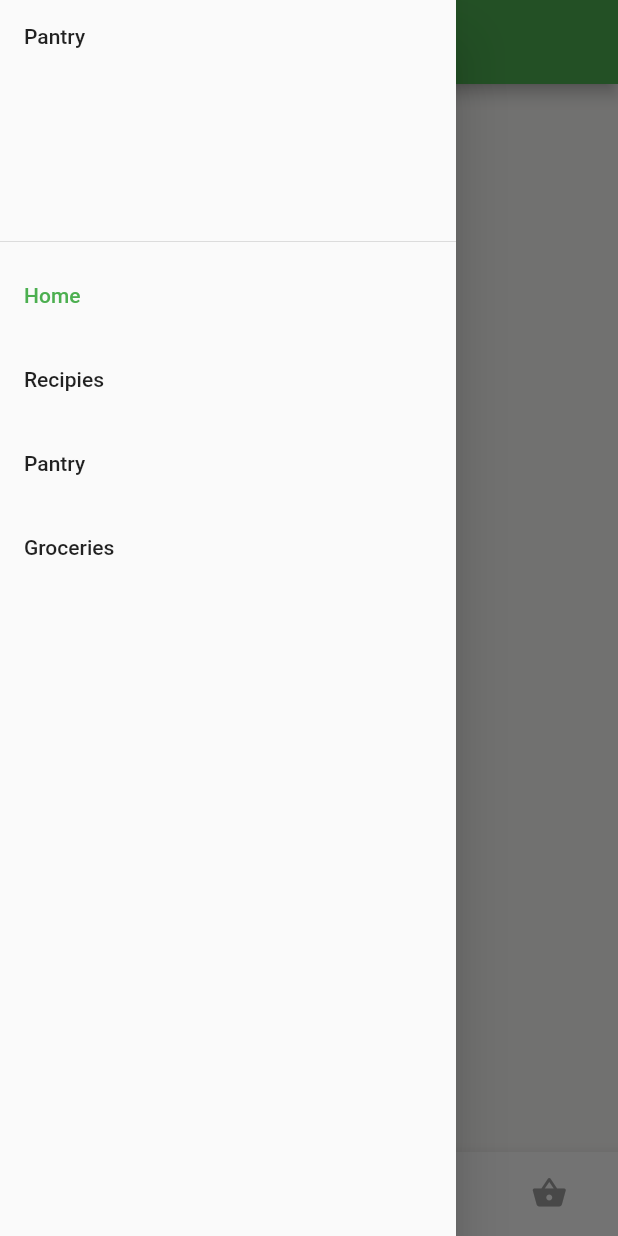
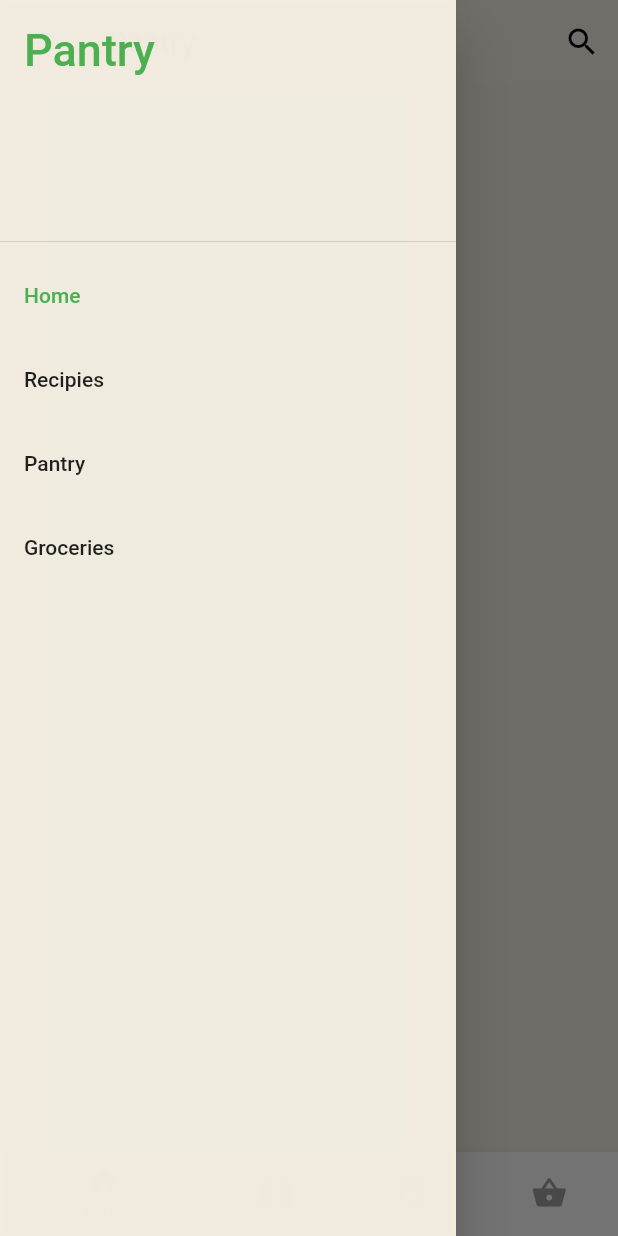
Before and after one commit to QuinAiton/Pantry, a Flutter app: the screen it shows after launch, with the side drawer open, on a phone screen of 412 x 824 dp. Run offline on Flutter 3.47's test engine with Material 2 defaults, Android fonts, the phone set to English and light mode, and no system bars.

Commit message:
Adds colors and base styling

```diff
--- a/lib/main.dart
+++ b/lib/main.dart
@@ -4,14 +4,18 @@ void main() => runApp(const MyApp());
 
 class MyApp extends StatelessWidget {
   const MyApp({super.key});
-  // This widget is the root of your application.
   @override
   Widget build(BuildContext context) {
+    var creamColor = Color.fromARGB(248, 245, 239, 227);
     return MaterialApp(
       title: 'Pantry App',
       theme: ThemeData(
-          scaffoldBackgroundColor: Color(0xF8F7F6F4),
-          primarySwatch: Colors.green
+        scaffoldBackgroundColor: creamColor,
+        primarySwatch: Colors.green,
+        appBarTheme: AppBarTheme(
+          iconTheme: IconThemeData(color: Colors.black),
+          foregroundColor: Colors.black, //<-- SEE HERE
+        ),
       ),
       home: const MyHomePage(title: 'Pantry'),
     );
@@ -27,60 +31,51 @@ class MyHomePage extends StatefulWidget {
 
 class _MyHomePageState extends State<MyHomePage> {
   int _selectedIndex = 0;
-
   void _onItemTapped(int index) {
     setState(() {
       _selectedIndex = index;
     });
   }
-
   @override
   Widget build(BuildContext context) {
     var listView = ListView(
       children: [
-        DrawerHeader(
+        const DrawerHeader(
             child: Text(
           'Pantry',
+          style: TextStyle(color: Colors.green, fontSize: 30),
         )),
         ListTile(
             title: const Text('Home'),
             selected: _selectedIndex == 0,
             onTap: () {
-              // Update the state of the app
               _onItemTapped(0);
-              // Then close the drawer
               Navigator.pop(context);
             }),
         ListTile(
             title: const Text('Recipies'),
             selected: _selectedIndex == 1,
             onTap: () {
-              // Update the state of the app
               _onItemTapped(1);
-              // Then close the drawer
               Navigator.pop(context);
             }),
         ListTile(
             title: const Text('Pantry'),
             selected: _selectedIndex == 2,
             onTap: () {
-              // Update the state of the app
               _onItemTapped(2);
-              // Then close the drawer
               Navigator.pop(context);
             }),
         ListTile(
             title: const Text('Groceries'),
             selected: _selectedIndex == 3,
             onTap: () {
-              // Update the state of the app
               _onItemTapped(3);
-              // Then close the drawer
               Navigator.pop(context);
             })
       ],
     );
-    var bottomNavigationBar2 = BottomNavigationBar(
+    var bottomNavigationBarView = BottomNavigationBar(
       items: const <BottomNavigationBarItem>[
         BottomNavigationBarItem(
           icon: Icon(Icons.home),
@@ -100,20 +95,34 @@ class _MyHomePageState extends State<MyHomePage> {
         ),
       ],
       currentIndex: _selectedIndex,
-      selectedItemColor: Colors.green,
+      selectedItemColor: Colors.red[500],
       unselectedItemColor: Colors.grey,
       onTap: _onItemTapped,
     );
+    var creamColor = Color.fromARGB(248, 245, 239, 227);
     return Scaffold(
       appBar: AppBar(
-        title: Text(widget.title),
+        elevation: 0.0,
+        title: Text(
+          widget.title,
+          style: TextStyle(color: Colors.black),
+        ),
+        actions: <Widget>[
+          IconButton(
+            icon: Icon(Icons.search),
+            onPressed: () {},
+          ),
+        ],
+        backgroundColor: creamColor,
       ),
       drawer: Drawer(
+        backgroundColor: creamColor,
         child: listView,
       ),
+
       body: const Center(
       ),
-      bottomNavigationBar: bottomNavigationBar2,
+      bottomNavigationBar: bottomNavigationBarView,
     );
   }
 }
```
